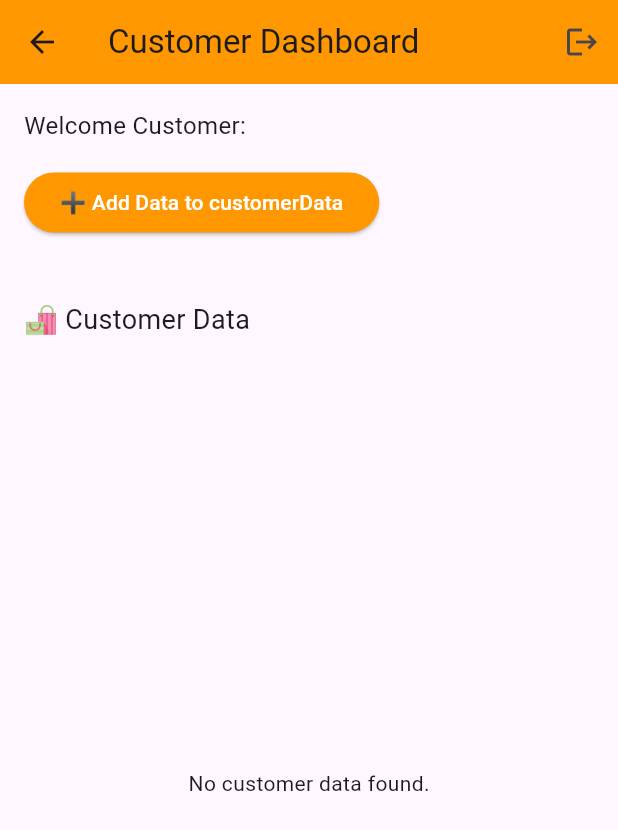
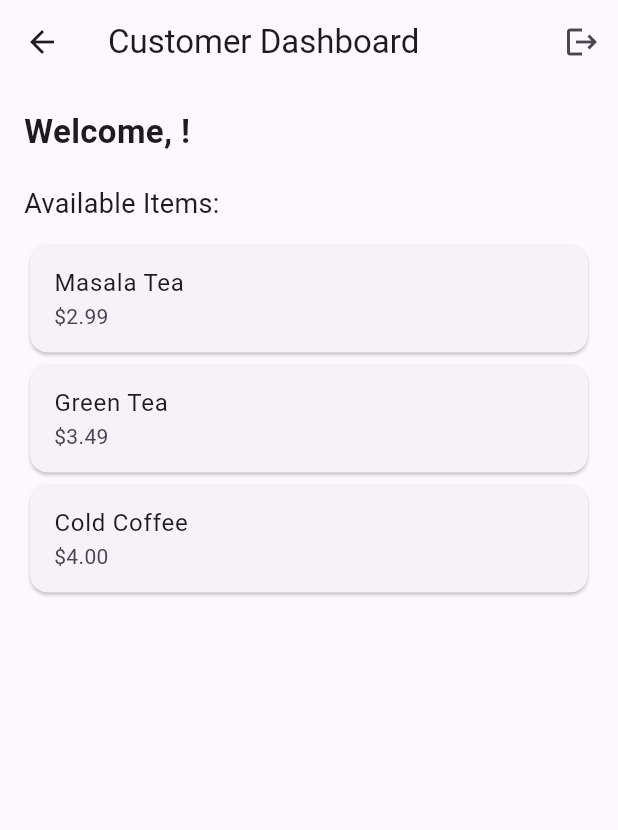
Before and after one commit to Nithinbalu1/jivan_swad_app, a Flutter app: the CustomerDashboard screen opened by its route, on a phone screen of 412 x 824 dp. Shown: the top 830 px of the screen. Run offline on Flutter 3.47's test engine with Material 3 defaults, Android fonts, the phone set to English and light mode, and no system bars; our stand-ins replace cloud_firestore, firebase_auth, firebase_core; accounts and stored records are empty.

Commit message:
jiya upload

```diff
--- a/lib/customer_dashboard.dart
+++ b/lib/customer_dashboard.dart
@@ -1,104 +1,48 @@
 import 'package:flutter/material.dart';
-import 'package:cloud_firestore/cloud_firestore.dart';
 import 'package:firebase_auth/firebase_auth.dart';
 
-class CustomerDashboard extends StatefulWidget {
+class CustomerDashboard extends StatelessWidget {
   const CustomerDashboard({super.key});
 
   @override
-  State<CustomerDashboard> createState() => _CustomerDashboardState();
-}
-
-class _CustomerDashboardState extends State<CustomerDashboard> {
-  final FirebaseAuth _auth = FirebaseAuth.instance;
-  final FirebaseFirestore _firestore = FirebaseFirestore.instance;
-  String message = "";
-
-  // 🔹 Function to add data to Firestore
-  Future<void> addCustomerData() async {
-    try {
-      await _firestore.collection('customerData').add({
-        'info': 'Customer added a new item at ${DateTime.now()}',
-        'createdBy': _auth.currentUser!.email,
-        'time': DateTime.now(),
-      });
-      setState(() => message = "✅ Data added to customerData successfully!");
-    } catch (e) {
-      setState(() => message = "❌ Failed to write: $e");
-    }
-  }
-
-  @override
   Widget build(BuildContext context) {
-    final user = _auth.currentUser;
-    final CollectionReference customerData =
-        _firestore.collection('customerData');
+    final user = FirebaseAuth.instance.currentUser;
 
     return Scaffold(
       appBar: AppBar(
-        title: const Text("Customer Dashboard"),
-        backgroundColor: Colors.orange,
+        title: const Text('Customer Dashboard'),
         actions: [
           IconButton(
             icon: const Icon(Icons.logout),
             onPressed: () async {
-              await _auth.signOut();
+              await FirebaseAuth.instance.signOut();
               Navigator.pushReplacementNamed(context, '/login');
             },
-          ),
+          )
         ],
       ),
       body: Padding(
-        padding: const EdgeInsets.all(16),
+        padding: const EdgeInsets.all(16.0),
         child: Column(
           crossAxisAlignment: CrossAxisAlignment.start,
           children: [
-            Text("Welcome Customer: ${user?.email ?? ''}",
-                style: const TextStyle(fontSize: 16)),
-            const SizedBox(height: 16),
-
-            ElevatedButton(
-              onPressed: addCustomerData,
-              style: ElevatedButton.styleFrom(
-                backgroundColor: Colors.orange,
-                foregroundColor: Colors.white,
-              ),
-              child: const Text("➕ Add Data to customerData"),
+            Text(
+              'Welcome, ${user?.email ?? "Customer"}!',
+              style: const TextStyle(fontSize: 22, fontWeight: FontWeight.bold),
+            ),
+            const SizedBox(height: 20),
+            const Text(
+              'Available Items:',
+              style: TextStyle(fontSize: 18),
             ),
             const SizedBox(height: 10),
-            Text(message, style: const TextStyle(color: Colors.black87)),
-            const SizedBox(height: 10),
-
-            const Text("🛍️ Customer Data", style: TextStyle(fontSize: 18)),
-            const SizedBox(height: 10),
-
-            // 🔹 Realtime Firestore stream
             Expanded(
-              child: StreamBuilder<QuerySnapshot>(
-                stream:
-                    customerData.orderBy('time', descending: true).snapshots(),
-                builder: (context, snapshot) {
-                  if (snapshot.connectionState == ConnectionState.waiting) {
-                    return const Center(child: CircularProgressIndicator());
-                  }
-                  if (!snapshot.hasData || snapshot.data!.docs.isEmpty) {
-                    return const Center(child: Text("No customer data found."));
-                  }
-
-                  final docs = snapshot.data!.docs;
-                  return ListView.builder(
-                    itemCount: docs.length,
-                    itemBuilder: (context, index) {
-                      final data = docs[index].data() as Map<String, dynamic>;
-                      return Card(
-                        child: ListTile(
-                          title: Text(data['info'] ?? 'No info'),
-                          subtitle: Text("Created by: ${data['createdBy']}"),
-                        ),
-                      );
-                    },
-                  );
-                },
+              child: ListView(
+                children: const [
+                  Card(child: ListTile(title: Text("Masala Tea"), subtitle: Text("\$2.99"))),
+                  Card(child: ListTile(title: Text("Green Tea"), subtitle: Text("\$3.49"))),
+                  Card(child: ListTile(title: Text("Cold Coffee"), subtitle: Text("\$4.00"))),
+                ],
               ),
             ),
           ],
```
